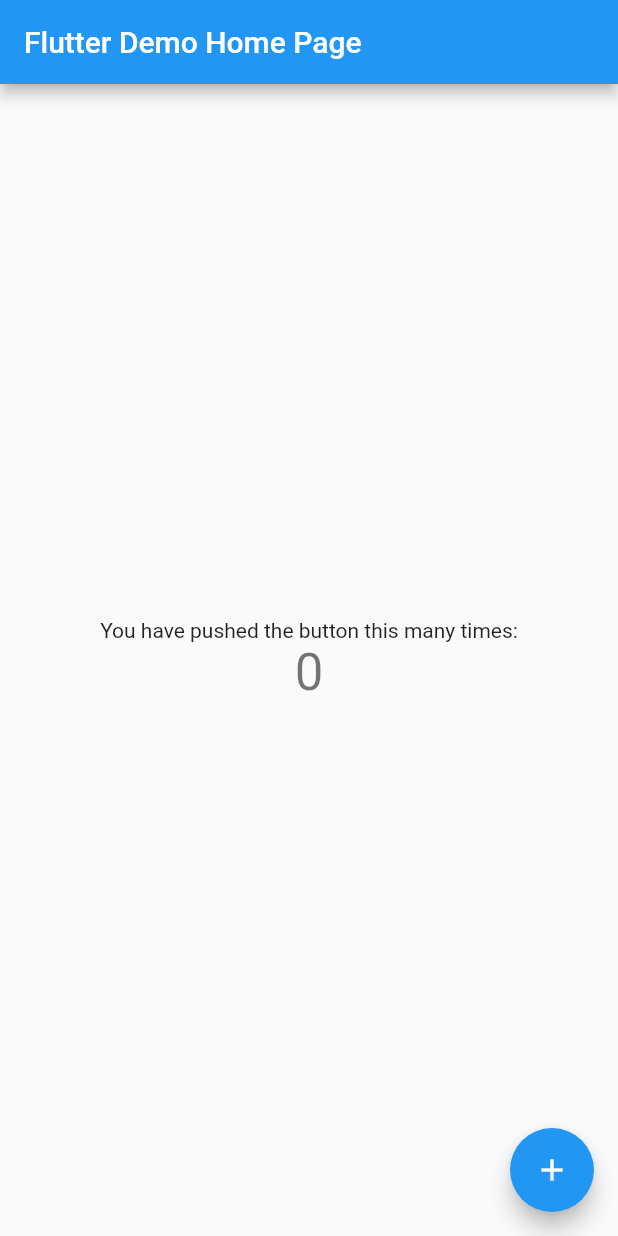
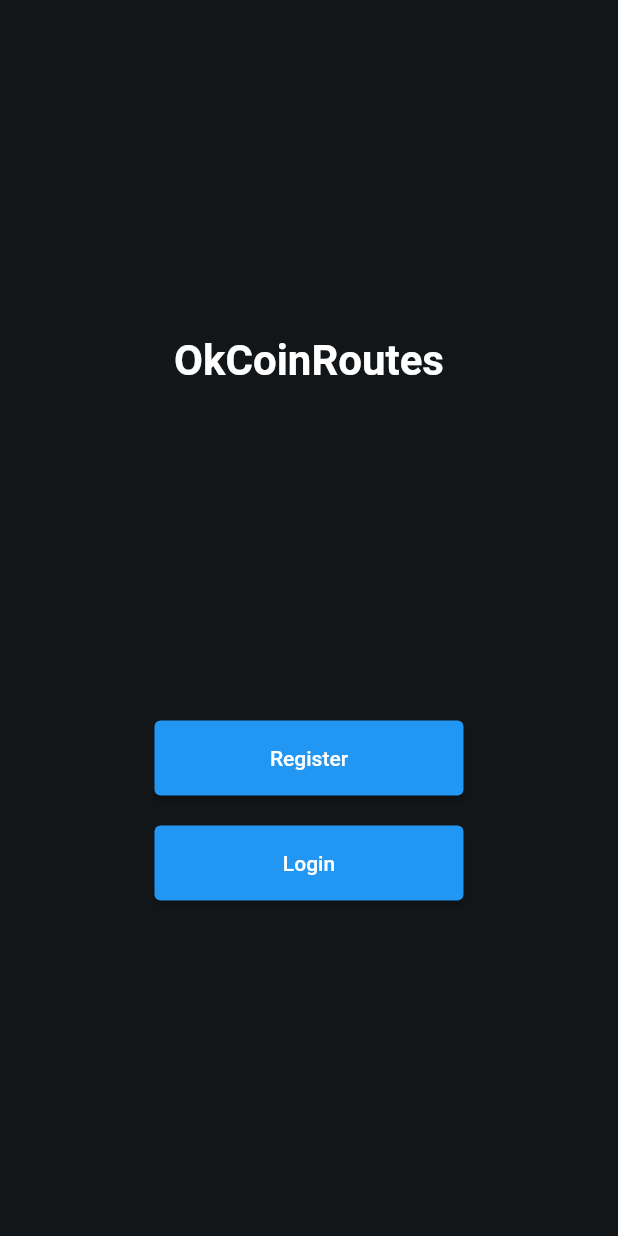
Before and after one commit to erikfors/shell_hack_project, a Flutter app: the screen it shows after launch, on a phone screen of 412 x 824 dp. Run offline on Flutter 3.47's test engine with Material 2 defaults, Android fonts, the phone set to English and light mode, and no system bars.

Commit message:
Added splashscreen and login screen

```diff
--- /dev/null
+++ b/lib/app/views/splashscreen/splashscreen.dart
@@ -0,0 +1,56 @@
+import 'package:flutter/material.dart';
+
+class SplashScreenView extends StatelessWidget {
+  const SplashScreenView({Key? key}) : super(key: key);
+
+  @override
+  Widget build(BuildContext context) {
+    return Scaffold(
+      body: Container(
+        color: Color(0xFF131619),
+        child: Center(
+          child: Column(
+            crossAxisAlignment: CrossAxisAlignment.center,
+            mainAxisAlignment: MainAxisAlignment.spaceEvenly,
+            children: [
+              Text(
+                'OkCoinRoutes',
+                style: TextStyle(
+                  fontSize: 28,
+                  fontWeight: FontWeight.bold,
+                ),
+              ),
+              Padding(
+                padding: const EdgeInsets.symmetric(horizontal: 25.0),
+                child: Column(
+                  mainAxisSize: MainAxisSize.min,
+                  children: [
+                    SizedBox(
+                      height: 50,
+                      width: MediaQuery.of(context).size.width / 2,
+                      child: ElevatedButton(
+                        onPressed: () {},
+                        child: Text('Register'),
+                      ),
+                    ),
+                    Padding(padding: const EdgeInsets.all(10)),
+                    SizedBox(
+                      height: 50,
+                      width: MediaQuery.of(context).size.width / 2,
+                      child: ElevatedButton(
+                        onPressed: () {
+                          Navigator.pushNamed(context, '/login');
+                        },
+                        child: Text('Login'),
+                      ),
+                    ),
+                  ],
+                ),
+              )
+            ],
+          ),
+        ),
+      ),
+    );
+  }
+}
--- a/lib/main.dart
+++ b/lib/main.dart
@@ -1,113 +1,26 @@
 import 'package:flutter/material.dart';
+
+import 'app/views/login/login.dart';
+import 'app/views/splashscreen/splashscreen.dart';
 
 void main() {
   runApp(MyApp());
 }
 
 class MyApp extends StatelessWidget {
-  // This widget is the root of your application.
   @override
   Widget build(BuildContext context) {
     return MaterialApp(
-      title: 'Flutter Demo',
+      initialRoute: '/splash',
+      title: 'Hackathon',
       theme: ThemeData(
-        // This is the theme of your application.
-        //
-        // Try running your application with "flutter run". You'll see the
-        // application has a blue toolbar. Then, without quitting the app, try
-        // changing the primarySwatch below to Colors.green and then invoke
-        // "hot reload" (press "r" in the console where you ran "flutter run",
-        // or simply save your changes to "hot reload" in a Flutter IDE).
-        // Notice that the counter didn't reset back to zero; the application
-        // is not restarted.
+        brightness: Brightness.dark,
         primarySwatch: Colors.blue,
       ),
-      home: MyHomePage(title: 'Flutter Demo Home Page'),
+      routes: {
+        '/splash': (context) => const SplashScreenView(),
+        '/login': (context) => const LoginView(),
+      },
     );
   }
 }
-
-class MyHomePage extends StatefulWidget {
-  MyHomePage({Key? key, required this.title}) : super(key: key);
-
-  // This widget is the home page of your application. It is stateful, meaning
-  // that it has a State object (defined below) that contains fields that affect
-  // how it looks.
-
-  // This class is the configuration for the state. It holds the values (in this
-  // case the title) provided by the parent (in this case the App widget) and
-  // used by the build method of the State. Fields in a Widget subclass are
-  // always marked "final".
-
-  final String title;
-
-  @override
-  _MyHomePageState createState() => _MyHomePageState();
-}
-
-class _MyHomePageState extends State<MyHomePage> {
-  int _counter = 0;
-
-  void _incrementCounter() {
-    setState(() {
-      // This call to setState tells the Flutter framework that something has
-      // changed in this State, which causes it to rerun the build method below
-      // so that the display can reflect the updated values. If we changed
-      // _counter without calling setState(), then the build method would not be
-      // called again, and so nothing would appear to happen.
-      _counter++;
-    });
-  }
-
-  @override
-  Widget build(BuildContext context) {
-    // This method is rerun every time setState is called, for instance as done
-    // by the _incrementCounter method above.
-    //
-    // The Flutter framework has been optimized to make rerunning build methods
-    // fast, so that you can just rebuild anything that needs updating rather
-    // than having to individually change instances of widgets.
-    return Scaffold(
-      appBar: AppBar(
-        // Here we take the value from the MyHomePage object that was created by
-        // the App.build method, and use it to set our appbar title.
-        title: Text(widget.title),
-      ),
-      body: Center(
-        // Center is a layout widget. It takes a single child and positions it
-        // in the middle of the parent.
-        child: Column(
-          // Column is also a layout widget. It takes a list of children and
-          // arranges them vertically. By default, it sizes itself to fit its
-          // children horizontally, and tries to be as tall as its parent.
-          //
-          // Invoke "debug painting" (press "p" in the console, choose the
-          // "Toggle Debug Paint" action from the Flutter Inspector in Android
-          // Studio, or the "Toggle Debug Paint" command in Visual Studio Code)
-          // to see the wireframe for each widget.
-          //
-          // Column has various properties to control how it sizes itself and
-          // how it positions its children. Here we use mainAxisAlignment to
-          // center the children vertically; the main axis here is the vertical
-          // axis because Columns are vertical (the cross axis would be
-          // horizontal).
-          mainAxisAlignment: MainAxisAlignment.center,
-          children: <Widget>[
-            Text(
-              'You have pushed the button this many times:',
-            ),
-            Text(
-              '$_counter',
-              style: Theme.of(context).textTheme.headline4,
-            ),
-          ],
-        ),
-      ),
-      floatingActionButton: FloatingActionButton(
-        onPressed: _incrementCounter,
-        tooltip: 'Increment',
-        child: Icon(Icons.add),
-      ), // This trailing comma makes auto-formatting nicer for build methods.
-    );
-  }
-}
```
Also changed, not shown: lib/app/views/login/login.dart (added, +98 -0 lines), 1 other file.
